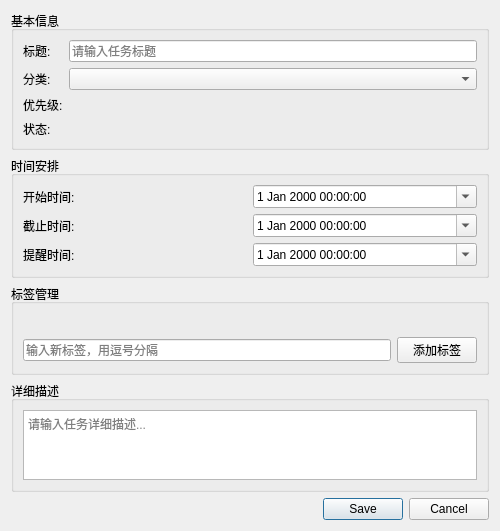
Old version of the form dialogs/taskdialog.ui in the repository shlzvmry/TaskManagementSystem.
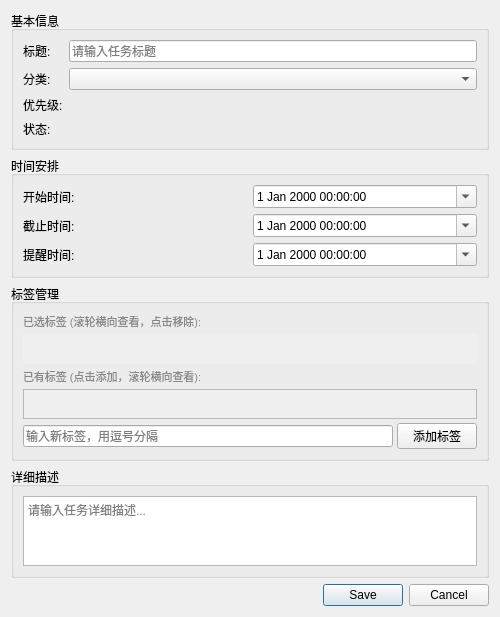
New version of the form.

Commit message: 新添“标签管理”框，优化了标签功能，优化了ui

```diff
--- a/dialogs/taskdialog.ui
+++ b/dialogs/taskdialog.ui
@@ -7,7 +7,7 @@
     <x>0</x>
     <y>0</y>
     <width>500</width>
-    <height>500</height>
+    <height>571</height>
    </rect>
   </property>
   <property name="windowTitle">
@@ -136,9 +136,165 @@
       <string>标签管理</string>
      </property>
      <layout class="QVBoxLayout" name="verticalLayout_2">
+      <property name="spacing">
+       <number>4</number>
+      </property>
       <item>
-       <widget class="QWidget" name="widgetTags" native="true">
-        <layout class="QVBoxLayout" name="verticalLayout_3"/>
+       <widget class="QLabel" name="labelSelectedTags">
+        <property name="styleSheet">
+         <string>color: #888888; font-size: 11px;</string>
+        </property>
+        <property name="text">
+         <string>已选标签 (滚轮横向查看，点击移除):</string>
+        </property>
+       </widget>
+      </item>
+      <item>
+       <widget class="QScrollArea" name="scrollAreaSelectedTags">
+        <property name="minimumSize">
+         <size>
+          <width>0</width>
+          <height>30</height>
+         </size>
+        </property>
+        <property name="maximumSize">
+         <size>
+          <width>16777215</width>
+          <height>30</height>
+         </size>
+        </property>
+        <property name="frameShape">
+         <enum>QFrame::Shape::NoFrame</enum>
+        </property>
+        <property name="verticalScrollBarPolicy">
+         <enum>Qt::ScrollBarPolicy::ScrollBarAlwaysOff</enum>
+        </property>
+        <property name="horizontalScrollBarPolicy">
+         <enum>Qt::ScrollBarPolicy::ScrollBarAlwaysOff</enum>
+        </property>
+        <property name="widgetResizable">
+         <bool>true</bool>
+        </property>
+        <widget class="QWidget" name="scrollAreaWidgetContentsSelected">
+         <property name="geometry">
+          <rect>
+           <x>0</x>
+           <y>0</y>
+           <width>466</width>
+           <height>30</height>
+          </rect>
+         </property>
+         <layout class="QHBoxLayout" name="horizontalLayout_SelectedTags">
+          <property name="leftMargin">
+           <number>0</number>
+          </property>
+          <property name="topMargin">
+           <number>0</number>
+          </property>
+          <property name="rightMargin">
+           <number>0</number>
+          </property>
+          <property name="bottomMargin">
+           <number>0</number>
+          </property>
+          <item>
+           <widget class="QWidget" name="widgetTags" native="true">
+            <layout class="QHBoxLayout" name="horizontalLayout_TagWidgetContainer">
+             <property name="leftMargin">
+              <number>0</number>
+             </property>
+             <property name="topMargin">
+              <number>0</number>
+             </property>
+             <property name="rightMargin">
+              <number>0</number>
+             </property>
+             <property name="bottomMargin">
+              <number>0</number>
+             </property>
+            </layout>
+           </widget>
+          </item>
+          <item>
+           <spacer name="horizontalSpacer_Selected">
+            <property name="orientation">
+             <enum>Qt::Orientation::Horizontal</enum>
+            </property>
+            <property name="sizeHint" stdset="0">
+             <size>
+              <width>40</width>
+              <height>20</height>
+             </size>
+            </property>
+           </spacer>
+          </item>
+         </layout>
+        </widget>
+       </widget>
+      </item>
+      <item>
+       <widget class="QLabel" name="labelExistingTags">
+        <property name="styleSheet">
+         <string>color: #888888; font-size: 11px;</string>
+        </property>
+        <property name="text">
+         <string>已有标签 (点击添加，滚轮横向查看):</string>
+        </property>
+       </widget>
+      </item>
+      <item>
+       <widget class="QScrollArea" name="scrollAreaExistingTags">
+        <property name="minimumSize">
+         <size>
+          <width>0</width>
+          <height>30</height>
+         </size>
+        </property>
+        <property name="maximumSize">
+         <size>
+          <width>16777215</width>
+          <height>30</height>
+         </size>
+        </property>
+        <property name="frameShape">
+         <enum>QFrame::Shape::StyledPanel</enum>
+        </property>
+        <property name="frameShadow">
+         <enum>QFrame::Shadow::Sunken</enum>
+        </property>
+        <property name="verticalScrollBarPolicy">
+         <enum>Qt::ScrollBarPolicy::ScrollBarAlwaysOff</enum>
+        </property>
+        <property name="horizontalScrollBarPolicy">
+         <enum>Qt::ScrollBarPolicy::ScrollBarAlwaysOff</enum>
+        </property>
+        <property name="widgetResizable">
+         <bool>true</bool>
+        </property>
+        <widget class="QWidget" name="scrollAreaWidgetContentsExisting">
+         <property name="geometry">
+          <rect>
+           <x>0</x>
+           <y>0</y>
+           <width>464</width>
+           <height>28</height>
+          </rect>
+         </property>
+         <layout class="QHBoxLayout" name="horizontalLayout_ExistingTags">
+          <property name="leftMargin">
+           <number>5</number>
+          </property>
+          <property name="topMargin">
+           <number>0</number>
+          </property>
+          <property name="rightMargin">
+           <number>5</number>
+          </property>
+          <property name="bottomMargin">
+           <number>0</number>
+          </property>
+         </layout>
+        </widget>
        </widget>
       </item>
       <item>
@@ -173,6 +329,12 @@
         <property name="enabled">
          <bool>true</bool>
         </property>
+        <property name="maximumSize">
+         <size>
+          <width>16777215</width>
+          <height>70</height>
+         </size>
+        </property>
         <property name="placeholderText">
          <string>请输入任务详细描述...</string>
         </property>
```
Left out of the diff: 41 changed lines with no effect on the pictures. The commit also changes 13 other files.
